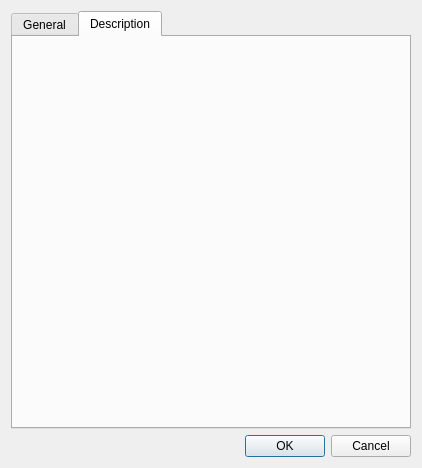
Qt form AlphaPlot/src/ui/PropertiesDialog.ui (narunlifescience/AlphaPlot) before a commit.
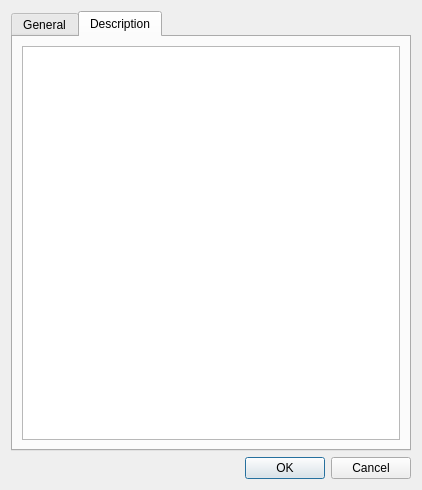
The same form after that commit. The open tabs and pages were chosen to show the change.

Commit message: properties : add description & use 2 labels for contents(better) & organize

```diff
--- a/AlphaPlot/src/ui/PropertiesDialog.ui
+++ b/AlphaPlot/src/ui/PropertiesDialog.ui
@@ -7,7 +7,7 @@
     <x>0</x>
     <y>0</y>
     <width>422</width>
-    <height>468</height>
+    <height>490</height>
    </rect>
   </property>
   <property name="windowTitle">
@@ -267,6 +267,11 @@
       <attribute name="title">
        <string>Description</string>
       </attribute>
+      <layout class="QGridLayout" name="gridLayout_2">
+       <item row="0" column="0">
+        <widget class="QPlainTextEdit" name="descriptionPlainTextEdit"/>
+       </item>
+      </layout>
      </widget>
     </widget>
    </item>
```
Left out of the diff: 13 changed lines with no effect on the pictures. The commit also changes 5 other files.
